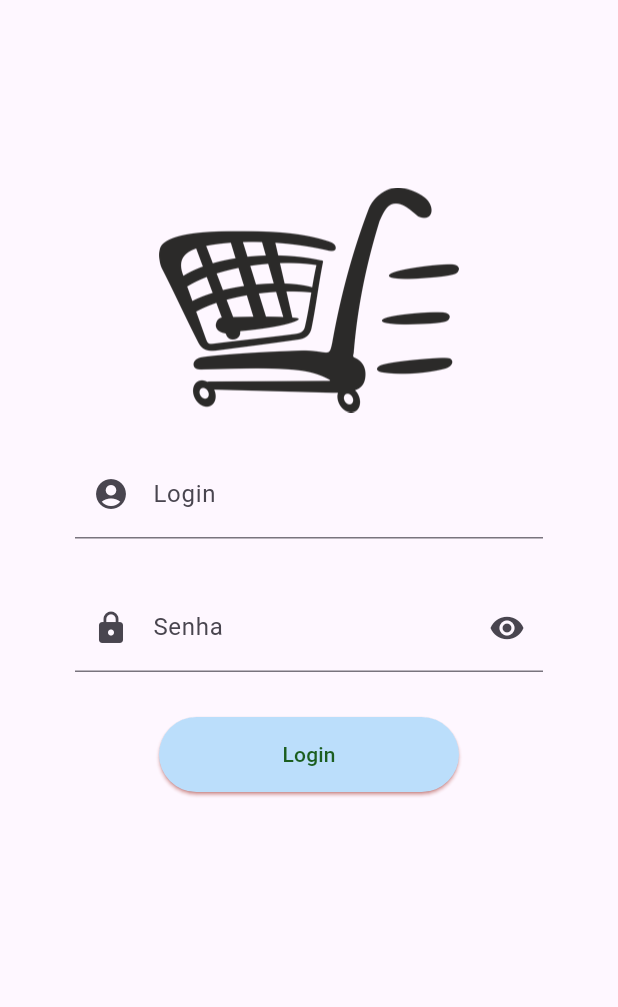
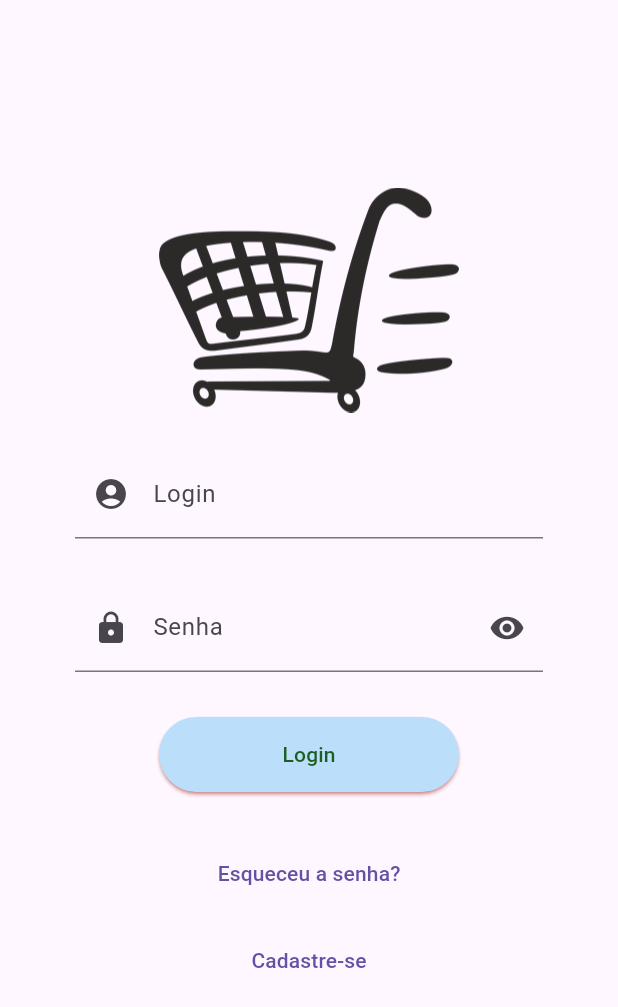
Before and after one commit to Keno016/flutter_project_buylist, a Flutter app: the screen it shows after launch, on a phone screen of 412 x 824 dp. Shown: the top 1007 px of the screen. Run offline on Flutter 3.47's test engine with Material 3 defaults, Android fonts, the phone set to English and light mode, and no system bars; our stand-ins replace device_preview.

Commit message:
New changes

```diff
--- a/lib/main.dart
+++ b/lib/main.dart
@@ -1,6 +1,8 @@
 // ignore_for_file: prefer_const_constructors, prefer_const_literals_to_create_immutables, sized_box_for_whitespace
 import 'package:device_preview/device_preview.dart';
 import 'package:flutter/material.dart';
+import 'package:flutter_application_1/view/cadastrar.dart';
+import 'package:flutter_application_1/view/esqueceu_senha.dart';
 
 import 'view/login_view.dart';
 import 'view/main_view.dart';
@@ -26,6 +28,8 @@ class MainApp extends StatelessWidget {
       routes: {
         'login': (context) => LoginView(),
         'main_view': (context) => MainView(),
+        'esqueceu_senha': (context) => EsqueceuSenha(),
+        'cadastrar': (context) => Cadastrar(),
       },
     );
   }
--- a/lib/view/login_view.dart
+++ b/lib/view/login_view.dart
@@ -57,6 +57,7 @@ class _LoginViewState extends State<LoginView> {
                     return 'Informe o login!';
                   }
 
+
                   return null;
                 },
               ),
@@ -114,7 +115,32 @@ class _LoginViewState extends State<LoginView> {
                   }
                 },
                 child: Text('Login'),
+              ),
+
+              SizedBox(height: 30),
+
+              TextButton(
+                child: Text('Esqueceu a senha?'),
+                onPressed: (){
+                  Navigator.pushNamed(
+                      context,
+                      'esqueceu_senha',
+                    );
+                },
+              ),
+
+              SizedBox(height: 10),
+
+              TextButton(
+                child: Text('Cadastre-se'),
+                onPressed: (){
+                  Navigator.pushNamed(
+                    context,
+                    'cadastrar',
+                  );
+                },
               )
+
 
             ],
           )
--- a/lib/view/main_view.dart
+++ b/lib/view/main_view.dart
@@ -1,5 +1,3 @@
-// ignore_for_file: prefer_const_constructors
-
 import 'package:flutter/material.dart';
 
 class MainView extends StatefulWidget {
```
Also changed, not shown: lib/view/cadastrar.dart (added, +53 -0 lines), lib/view/esqueceu_senha.dart (added, +15 -0 lines).
